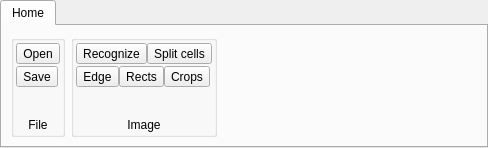
Qt form ui/toolbar_ui.ui (ymtlab/table_recognition_with_opencv_and_pyqt5) before a commit.
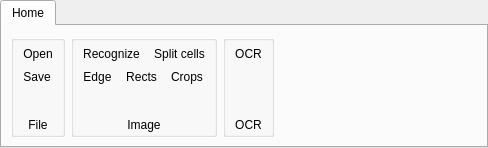
The same form after that commit. Icons and pictures are not drawn.

```diff
--- a/ui/toolbar_ui.ui
+++ b/ui/toolbar_ui.ui
@@ -71,6 +71,25 @@
             <property name="text">
              <string>Open</string>
             </property>
+            <property name="icon">
+             <iconset resource="icons.qrc">
+              <normaloff>:/icons/remixicon/file-line.svg</normaloff>:/icons/remixicon/file-line.svg</iconset>
+            </property>
+            <property name="iconSize">
+             <size>
+              <width>24</width>
+              <height>24</height>
+             </size>
+            </property>
+            <property name="toolButtonStyle">
+             <enum>Qt::ToolButtonTextBesideIcon</enum>
+            </property>
+            <property name="autoRaise">
+             <bool>true</bool>
+            </property>
+            <property name="arrowType">
+             <enum>Qt::NoArrow</enum>
+            </property>
            </widget>
           </item>
           <item>
@@ -78,6 +97,22 @@
             <property name="text">
              <string>Save</string>
             </property>
+            <property name="icon">
+             <iconset resource="icons.qrc">
+              <normaloff>:/icons/remixicon/save-3-line.svg</normaloff>:/icons/remixicon/save-3-line.svg</iconset>
+            </property>
+            <property name="iconSize">
+             <size>
+              <width>24</width>
+              <height>24</height>
+             </size>
+            </property>
+            <property name="toolButtonStyle">
+             <enum>Qt::ToolButtonTextBesideIcon</enum>
+            </property>
+            <property name="autoRaise">
+             <bool>true</bool>
+            </property>
            </widget>
           </item>
           <item>
@@ -152,6 +187,22 @@
               <property name="text">
                <string>Recognize</string>
               </property>
+              <property name="icon">
+               <iconset resource="icons.qrc">
+                <normaloff>:/icons/remixicon/image-line.svg</normaloff>:/icons/remixicon/image-line.svg</iconset>
+              </property>
+              <property name="iconSize">
+               <size>
+                <width>24</width>
+                <height>24</height>
+               </size>
+              </property>
+              <property name="toolButtonStyle">
+               <enum>Qt::ToolButtonTextBesideIcon</enum>
+              </property>
+              <property name="autoRaise">
+               <bool>true</bool>
+              </property>
              </widget>
             </item>
             <item>
@@ -159,6 +210,22 @@
               <property name="text">
                <string>Split cells</string>
               </property>
+              <property name="icon">
+               <iconset resource="icons.qrc">
+                <normaloff>:/icons/remixicon/image-add-line.svg</normaloff>:/icons/remixicon/image-add-line.svg</iconset>
+              </property>
+              <property name="iconSize">
+               <size>
+                <width>24</width>
+                <height>24</height>
+               </size>
+              </property>
+              <property name="toolButtonStyle">
+               <enum>Qt::ToolButtonTextBesideIcon</enum>
+              </property>
+              <property name="autoRaise">
+               <bool>true</bool>
+              </property>
              </widget>
             </item>
            </layout>
@@ -173,9 +240,26 @@
               <property name="text">
                <string>Edge</string>
               </property>
+              <property name="icon">
+               <iconset resource="icons.qrc">
+                <normaloff>:/icons/remixicon/task-line.svg</normaloff>
+                <normalon>:/icons/remixicon/task-fill.svg</normalon>:/icons/remixicon/task-line.svg</iconset>
+              </property>
+              <property name="iconSize">
+               <size>
+                <width>24</width>
+                <height>24</height>
+               </size>
+              </property>
               <property name="checkable">
                <bool>true</bool>
               </property>
+              <property name="toolButtonStyle">
+               <enum>Qt::ToolButtonTextBesideIcon</enum>
+              </property>
+              <property name="autoRaise">
+               <bool>true</bool>
+              </property>
              </widget>
             </item>
             <item>
@@ -183,9 +267,26 @@
               <property name="text">
                <string>Rects</string>
               </property>
+              <property name="icon">
+               <iconset resource="icons.qrc">
+                <normaloff>:/icons/remixicon/task-line.svg</normaloff>
+                <normalon>:/icons/remixicon/task-fill.svg</normalon>:/icons/remixicon/task-line.svg</iconset>
+              </property>
+              <property name="iconSize">
+               <size>
+                <width>24</width>
+                <height>24</height>
+               </size>
+              </property>
               <property name="checkable">
                <bool>true</bool>
               </property>
+              <property name="toolButtonStyle">
+               <enum>Qt::ToolButtonTextBesideIcon</enum>
+              </property>
+              <property name="autoRaise">
+               <bool>true</bool>
+              </property>
              </widget>
             </item>
             <item>
@@ -193,9 +294,26 @@
               <property name="text">
                <string>Crops</string>
               </property>
+              <property name="icon">
+               <iconset resource="icons.qrc">
+                <normaloff>:/icons/remixicon/task-line.svg</normaloff>
+                <normalon>:/icons/remixicon/task-fill.svg</normalon>:/icons/remixicon/task-line.svg</iconset>
+              </property>
+              <property name="iconSize">
+               <size>
+                <width>24</width>
+                <height>24</height>
+               </size>
+              </property>
               <property name="checkable">
                <bool>true</bool>
               </property>
+              <property name="toolButtonStyle">
+               <enum>Qt::ToolButtonTextBesideIcon</enum>
+              </property>
+              <property name="autoRaise">
+               <bool>true</bool>
+              </property>
              </widget>
             </item>
            </layout>
@@ -232,6 +350,91 @@
          </layout>
         </widget>
        </item>
+       <item>
+        <widget class="QGroupBox" name="groupBox_3">
+         <property name="title">
+          <string/>
+         </property>
+         <layout class="QVBoxLayout" name="verticalLayout_4">
+          <property name="spacing">
+           <number>2</number>
+          </property>
+          <property name="leftMargin">
+           <number>2</number>
+          </property>
+          <property name="topMargin">
+           <number>2</number>
+          </property>
+          <property name="rightMargin">
+           <number>2</number>
+          </property>
+          <property name="bottomMargin">
+           <number>2</number>
+          </property>
+          <item>
+           <widget class="QToolButton" name="toolButton_8">
+            <property name="text">
+             <string>OCR</string>
+            </property>
+            <property name="icon">
+             <iconset resource="icons.qrc">
+              <normaloff>:/icons/remixicon/search-line.svg</normaloff>:/icons/remixicon/search-line.svg</iconset>
+            </property>
+            <property name="iconSize">
+             <size>
+              <width>24</width>
+              <height>24</height>
+             </size>
+            </property>
+            <property name="toolButtonStyle">
+             <enum>Qt::ToolButtonTextBesideIcon</enum>
+            </property>
+            <property name="autoRaise">
+             <bool>true</bool>
+            </property>
+           </widget>
+          </item>
+          <item>
+           <spacer name="verticalSpacer_3">
+            <property name="orientation">
+             <enum>Qt::Vertical</enum>
+            </property>
+            <property name="sizeType">
+             <enum>QSizePolicy::Expanding</enum>
+            </property>
+            <property name="sizeHint" stdset="0">
+             <size>
+              <width>20</width>
+              <height>0</height>
+             </size>
+            </property>
+           </spacer>
+          </item>
+          <item>
+           <widget class="QLabel" name="label_3">
+            <property name="sizePolicy">
+             <sizepolicy hsizetype="Preferred" vsizetype="Maximum">
+              <horstretch>0</horstretch>
+              <verstretch>0</verstretch>
+             </sizepolicy>
+            </property>
+            <property name="frameShape">
+             <enum>QFrame::NoFrame</enum>
+            </property>
+            <property name="frameShadow">
+             <enum>QFrame::Plain</enum>
+            </property>
+            <property name="text">
+             <string>OCR</string>
+            </property>
+            <property name="alignment">
+             <set>Qt::AlignCenter</set>
+            </property>
+           </widget>
+          </item>
+         </layout>
+        </widget>
+       </item>
        <item>
         <spacer name="horizontalSpacer">
          <property name="orientation">
```
Left out of the diff: 4 changed lines with no effect on the pictures.
